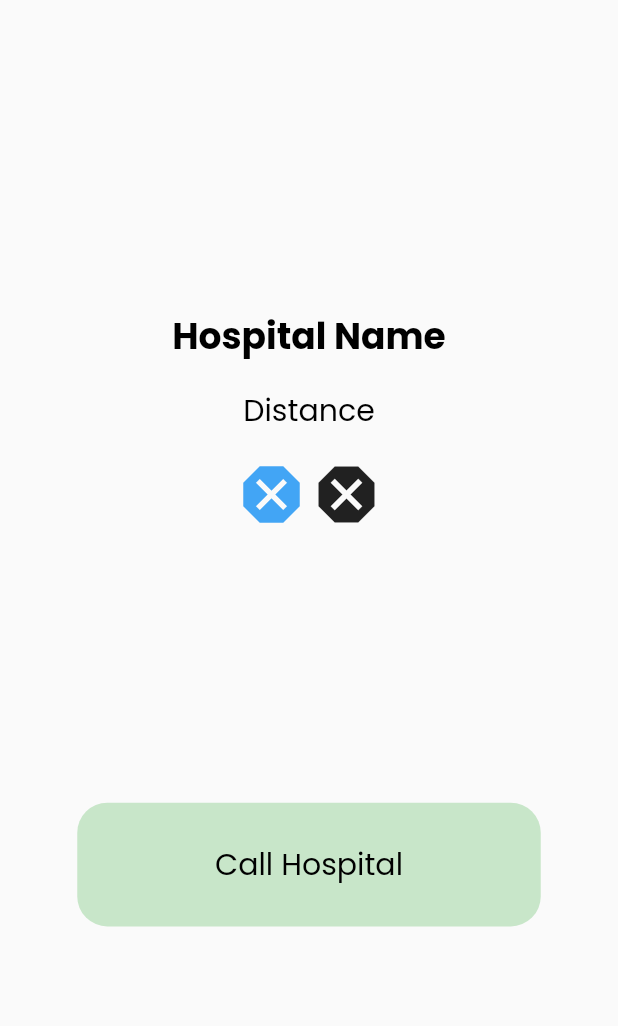
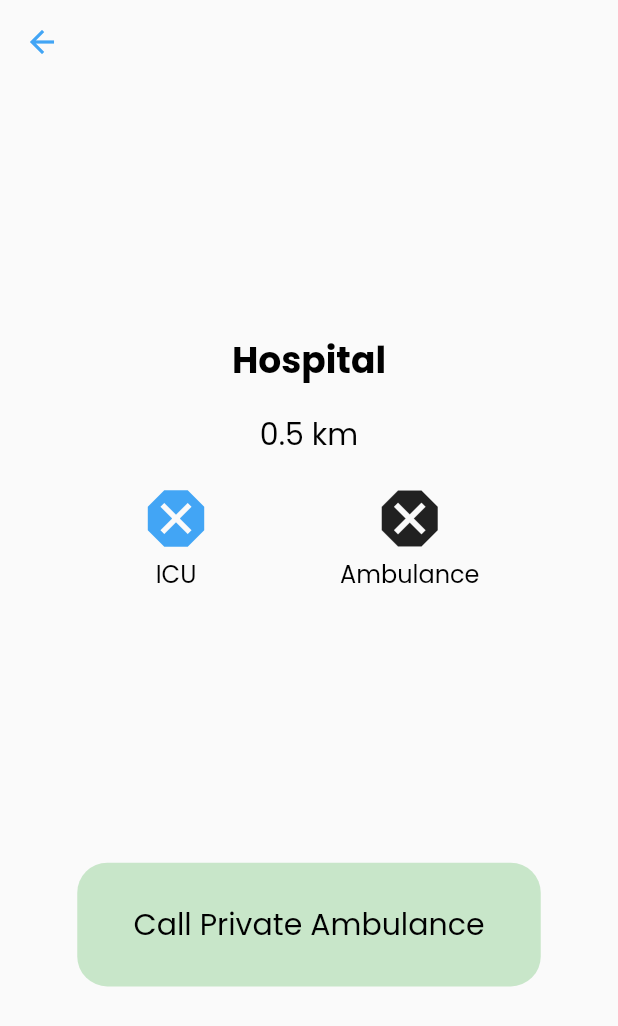
Before and after one commit to MoeYasir/patients_app, a Flutter app: the screen it shows after launch, after a tap on "Hospital", on a phone screen of 412 x 824 dp. Shown: the top 1026 px of the screen. Run offline on Flutter 3.47's test engine with Material 2 defaults, Android fonts, the phone set to English and light mode, and no system bars; our stand-ins replace geolocator, google_fonts.

```diff
--- a/lib/data/hospital.dart
+++ /dev/null
@@ -1,18 +0,0 @@
-import 'package:patient_app/domain/entites/hospital_data.dart';
-
-class HospitalData {
-  List<Hospital> getEmergencyHospitals(double patientLocation) {
-    return [
-      Hospital(name: "Hospital", location: 2.1, hasEmergency: false, hasICU: true, hasAmbulance: true),
-      Hospital(name: "Hospital", location: 5.1, hasEmergency: true, hasICU: false, hasAmbulance: true),
-      Hospital(name: "Hospital", location: 1.1, hasEmergency: false, hasICU: true, hasAmbulance: true),
-      Hospital(name: "Hospital", location: 3.1, hasEmergency: true, hasICU: true, hasAmbulance: true),
-      Hospital(name: "Hospital", location: 22.1, hasEmergency: true, hasICU: false, hasAmbulance: false),
-      Hospital(name: "Hospital", location: 12.1, hasEmergency: true, hasICU: true, hasAmbulance: true),
-      Hospital(name: "Hospital", location: 0.5, hasEmergency: true, hasICU: true, hasAmbulance: false),
-      Hospital(name: "Hospital", location: 2.0, hasEmergency: false, hasICU: true, hasAmbulance: true),
-      Hospital(name: "Hospital", location: 2.12, hasEmergency: true, hasICU: false, hasAmbulance: true),
-      Hospital(name: "Hospital", location: 2.17, hasEmergency: true, hasICU: true, hasAmbulance: false),
-    ]..removeWhere((hospital) => hospital.hasEmergency == false)..sort((a,b) => a.location.compareTo(b.location));
-  }
-}
--- /dev/null
+++ b/lib/data/hospital_data.dart
@@ -0,0 +1,18 @@
+import 'package:patient_app/domain/entites/hospital.dart';
+
+class HospitalData {
+  List<Hospital> getEmergencyHospitals(double patientLocation) {
+    return [
+      Hospital(name: "Hospital", location: 2.1, phoneNumber: 0123456789,hasEmergency: false, hasICU: true, hasAmbulance: true),
+      Hospital(name: "Hospital", location: 5.1, phoneNumber: 0123456789,hasEmergency: true, hasICU: false, hasAmbulance: true),
+      Hospital(name: "Hospital", location: 1.1, phoneNumber: 0123456789,hasEmergency: false, hasICU: true, hasAmbulance: true),
+      Hospital(name: "Hospital", location: 3.1, phoneNumber: 0123456789,hasEmergency: true, hasICU: true, hasAmbulance: true),
+      Hospital(name: "Hospital", location: 22.1,phoneNumber: 0123456789, hasEmergency: true, hasICU: false, hasAmbulance: false),
+      Hospital(name: "Hospital", location: 12.1,phoneNumber: 0123456789, hasEmergency: true, hasICU: true, hasAmbulance: true),
+      Hospital(name: "Hospital", location: 0.5, phoneNumber: 0123456789,hasEmergency: true, hasICU: true, hasAmbulance: false),
+      Hospital(name: "Hospital", location: 2.0, phoneNumber: 0123456789,hasEmergency: false, hasICU: true, hasAmbulance: true),
+      Hospital(name: "Hospital", location: 2.12,phoneNumber: 0123456789, hasEmergency: true, hasICU: false, hasAmbulance: true),
+      Hospital(name: "Hospital", location: 2.17,phoneNumber: 0123456789, hasEmergency: true, hasICU: true, hasAmbulance: false),
+    ]..removeWhere((hospital) => hospital.hasEmergency == false)..sort((a,b) => a.location.compareTo(b.location));
+  }
+}
--- /dev/null
+++ b/lib/data/location.dart
@@ -0,0 +1,16 @@
+import 'package:geolocator/geolocator.dart';
+
+class Location {
+
+  Future<Position> getCurrentPosition() async {
+    return await Geolocator.getCurrentPosition();
+  }
+
+  Future<LocationPermission> askForLocationPermission() async {
+    return await Geolocator.requestPermission();
+  }
+
+  Future<LocationPermission> getLocationPermissionState() async {
+    return await Geolocator.checkPermission();
+  }
+}
--- a/lib/domain/entites/hospital_data.dart
+++ b/lib/domain/entites/hospital.dart
@@ -1,6 +1,7 @@
 class Hospital {
   final String name;
   final double location;
+  final int phoneNumber;
   final bool hasEmergency;
   final bool hasICU;
   final bool hasAmbulance;
@@ -8,6 +9,7 @@ class Hospital {
   Hospital(
       {required this.name,
       required this.location,
+      required this.phoneNumber,
       required this.hasEmergency,
       required this.hasICU,
       required this.hasAmbulance});
--- a/lib/main.dart
+++ b/lib/main.dart
@@ -1,18 +1,18 @@
 import 'package:flutter/material.dart';
 import 'package:google_fonts/google_fonts.dart';
 import 'package:patient_app/presentation/pages/emergency_page.dart';
-import 'package:patient_app/presentation/pages/home_page.dart';
 
 void main() {
-  runApp(const MyApp());
+  runApp( MyApp());
 }
 
 class MyApp extends StatelessWidget {
-  const MyApp({Key? key}) : super(key: key);
+  MyApp({Key? key}) : super(key: key);
 
   // This widget is the root of your application.
   @override
   Widget build(BuildContext context) {
+
     return MaterialApp(
         title: 'Healtha',
         theme: ThemeData(
--- a/lib/presentation/pages/emergency_page.dart
+++ b/lib/presentation/pages/emergency_page.dart
@@ -1,6 +1,6 @@
 import 'package:flutter/material.dart';
-import 'package:patient_app/data/hospital.dart';
-import 'package:patient_app/domain/entites/hospital_data.dart';
+import 'package:patient_app/data/hospital_data.dart';
+import 'package:patient_app/domain/entites/hospital.dart';
 import 'package:patient_app/presentation/widgets/hospital_list_item.dart';
 
 class EmergencyPage extends StatelessWidget {
--- a/lib/presentation/pages/hospital_overview_page.dart
+++ b/lib/presentation/pages/hospital_overview_page.dart
@@ -1,13 +1,24 @@
 import 'package:flutter/material.dart';
+import 'package:patient_app/domain/entites/hospital.dart';
 import 'package:patient_app/presentation/widgets/custom_button.dart';
 import 'package:patient_app/presentation/widgets/custom_icon.dart';
+import 'package:url_launcher/url_launcher.dart';
 
 class HospitalOverviewPage extends StatelessWidget {
-  const HospitalOverviewPage({Key? key}) : super(key: key);
+  final Hospital hospital;
+
+  HospitalOverviewPage({Key? key, required this.hospital})
+      : super(key: key);
 
   @override
   Widget build(BuildContext context) {
     return Scaffold(
+      appBar: AppBar(
+        backgroundColor: Colors.transparent,
+        bottomOpacity: 0,
+        elevation: 0,
+        foregroundColor: Colors.blue[400],
+      ),
       body: SafeArea(
         child: Container(
           alignment: Alignment.center,
@@ -18,7 +29,7 @@ class HospitalOverviewPage extends StatelessWidget {
               Padding(
                 padding: const EdgeInsets.all(8.0),
                 child: Text(
-                  "Hospital Name",
+                  hospital.name,
                   style: TextStyle(
                     fontSize: 24,
                     fontWeight: FontWeight.bold,
@@ -28,7 +39,7 @@ class HospitalOverviewPage extends StatelessWidget {
               Padding(
                 padding: const EdgeInsets.all(8.0),
                 child: Text(
-                  "Distance",
+                  "${hospital.location} km",
                   style: TextStyle(
                     fontSize: 20,
                     fontWeight: FontWeight.w400,
@@ -38,17 +49,42 @@ class HospitalOverviewPage extends StatelessWidget {
               Padding(
                 padding: const EdgeInsets.all(8.0),
                 child: Row(
+                  mainAxisAlignment: MainAxisAlignment.spaceEvenly,
+                  // mainAxisSize: MainAxisSize.min,
+                  children: [
+                    Column(
                       mainAxisSize: MainAxisSize.min,
                       children: [
                         CustomIcon(
-                      available: true,
+                          available: hospital.hasICU,
                           icon: Icons.dangerous,
                           size: 50,
                         ),
+                        Text(
+                          "ICU",
+                          style: TextStyle(
+                            fontSize: 16,
+                            fontWeight: FontWeight.w400,
+                          ),
+                        )
+                      ],
+                    ),
+                    Column(
+                      mainAxisSize: MainAxisSize.min,
+                      children: [
                         CustomIcon(
-                      available: false,
+                          available: hospital.hasAmbulance,
                           icon: Icons.dangerous,
                           size: 50,
+                        ),
+                        Text(
+                          "Ambulance",
+                          style: TextStyle(
+                            fontSize: 16,
+                            fontWeight: FontWeight.w400,
+                          ),
+                        )
+                      ],
                     ),
                   ],
                 ),
@@ -63,13 +99,17 @@ class HospitalOverviewPage extends StatelessWidget {
                   height: MediaQuery.of(context).size.height * 0.1,
                   color: Colors.green[100],
                   child: Text(
-                    "Call Hospital",
+                    hospital.hasAmbulance
+                        ? "Call Hospital"
+                        : "Call Private Ambulance",
                     style: TextStyle(
                       fontSize: 20,
                       fontWeight: FontWeight.w400,
                     ),
                   ),
-                  onTap: () {},
+                  onTap: () {
+                    launchUrl(phoneLaunchUri(hospital.phoneNumber.toString()));
+                  },
                 ),
               ),
             ],
@@ -78,4 +118,9 @@ class HospitalOverviewPage extends StatelessWidget {
       ),
     );
   }
+
+  Uri phoneLaunchUri(String phoneNumber) => Uri(
+    scheme: "tel",
+    path: "0" + phoneNumber,
+  );
 }
--- a/lib/presentation/widgets/hospital_list_item.dart
+++ b/lib/presentation/widgets/hospital_list_item.dart
@@ -1,5 +1,5 @@
 import 'package:flutter/material.dart';
-import 'package:patient_app/domain/entites/hospital_data.dart';
+import 'package:patient_app/domain/entites/hospital.dart';
 import 'package:patient_app/presentation/pages/hospital_overview_page.dart';
 
 import 'custom_icon.dart';
@@ -28,12 +28,12 @@ class HospitalListItem extends StatelessWidget {
             mainAxisSize: MainAxisSize.min,
             children: [
               CustomIcon(
-                available: true,
+                available: hospital.hasICU,
                 icon: Icons.dangerous,
                 size: 50,
               ),
               CustomIcon(
-                available: false,
+                available: hospital.hasAmbulance,
                 icon: Icons.dangerous,
                 size: 50,
               ),
@@ -43,7 +43,7 @@ class HospitalListItem extends StatelessWidget {
         onTap: () {
           Navigator.of(context).push(
             MaterialPageRoute(
-              builder: (context) => HospitalOverviewPage(),
+              builder: (context) => HospitalOverviewPage(hospital: hospital,),
             ),
           );
         },
--- a/pubspec.yaml
+++ b/pubspec.yaml
@@ -35,6 +35,8 @@ dependencies:
   # Use with the CupertinoIcons class for iOS style icons.
   cupertino_icons: ^1.0.2
   google_fonts: 2.2.0
+  url_launcher: ^6.1.0
+  geolocator: ^8.2.0
 
 dev_dependencies:
   flutter_test:
```
Also changed, not shown: pubspec.lock, 1 other file. Lines whose indentation alone changed are shown as unchanged.
